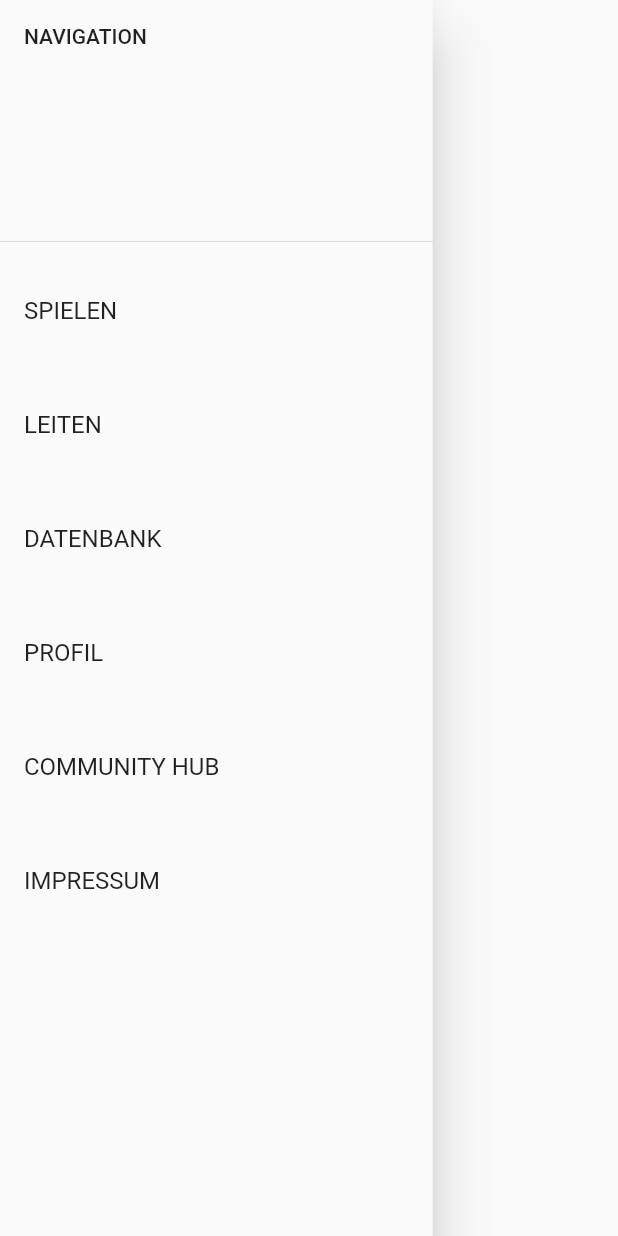
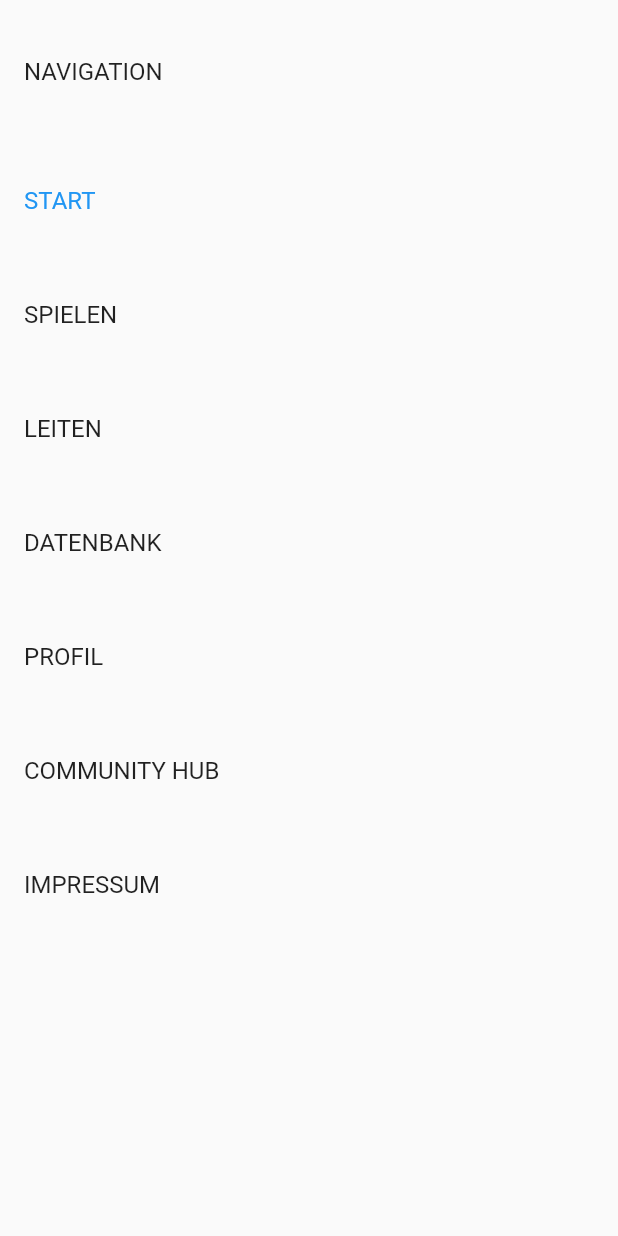
Before and after one commit to skostadinov0141/soulforger_sr6_frontend, a Flutter app: the MobileNavBarDrawer widget shown alone on an empty page, opened directly, on a phone screen of 412 x 824 dp. Run offline on Flutter 3.47's test engine with Material 2 defaults, Android fonts, the light colour scheme and no system bars; missing offline and left inert: Soulforger.net; statements that could not run were skipped.

Commit message:
finished navbar and navmenu for mobile

```diff
--- a/lib/pages/landing_page/landing_page.dart
+++ b/lib/pages/landing_page/landing_page.dart
@@ -2,7 +2,7 @@ import 'package:flutter/material.dart';
 import 'package:Soulforger.net/global_properties/colors.dart' as colors;
 import 'package:Soulforger.net/global_properties/font_styles.dart' as fonts;
 
-import '../mobile/mobile_landing_page.dart';
+import '../mobile/landing_page/mobile_landing_page.dart';
 import 'widgets/nav_bar.dart' as nav_bar;
 import 'widgets/hero_section.dart';
 import 'widgets/feature_tracker.dart';
@@ -22,7 +22,8 @@ class _LandingPageState extends State<LandingPage> {
         if(constraints.maxWidth > 1100){
           return Scaffold(
             backgroundColor: colors.primary[2],
-            body: SingleChildScrollView(
+            body: SelectionArea(
+              child: SingleChildScrollView(
                 child: Stack(
                   clipBehavior: Clip.none,
                   children: [
@@ -66,6 +67,7 @@ class _LandingPageState extends State<LandingPage> {
                   ],
                 ),
               ),
+            ),
           );
         }else{
           return MobileLandingPage();
--- /dev/null
+++ b/lib/pages/mobile/landing_page/widgets/mobile_nav_bar.dart
@@ -0,0 +1,179 @@
+import 'dart:ui';
+
+import 'package:flutter/material.dart';
+import 'package:Soulforger.net/global_properties/colors.dart' as colors;
+import 'package:Soulforger.net/global_properties/font_styles.dart' as fonts;
+
+class MobileNavBar extends StatefulWidget {
+
+  Widget child;
+
+  MobileNavBar({
+    Key? key,
+    required this.child,
+  }) : super(key: key);
+
+  @override
+  State<MobileNavBar> createState() => _MobileNavBarState();
+}
+
+class _MobileNavBarState extends State<MobileNavBar> {
+  @override
+  Widget build(BuildContext context) {
+    return Column(
+      crossAxisAlignment: CrossAxisAlignment.stretch,
+      mainAxisAlignment: MainAxisAlignment.center,
+      children: [
+        Padding(
+          padding: const EdgeInsets.symmetric(horizontal: 30,vertical: 20),
+          child: IntrinsicHeight(
+            child: Row(
+              crossAxisAlignment: CrossAxisAlignment.stretch,
+              children: [
+                Builder(
+                  builder: (context) {
+                    return AspectRatio(
+                      aspectRatio: 1/1,
+                      child: ElevatedButton(
+                        style: ButtonStyle(
+                          shape: MaterialStateProperty.all(
+                            RoundedRectangleBorder(
+                              borderRadius: BorderRadius.circular(5000)
+                            )
+                          ),
+                          alignment: Alignment.center,
+                          foregroundColor: MaterialStateProperty.all(colors.secondary[2]),
+                          backgroundColor: MaterialStateProperty.all(Colors.transparent),
+                          elevation: MaterialStateProperty.all(0),
+                          padding: MaterialStateProperty.all(EdgeInsets.zero)
+                        ),
+                        child: Icon(
+                          Icons.menu_rounded,
+                          size: MediaQuery.of(context).size.height * 0.07,
+                        ),
+                        onPressed: () {
+                          Scaffold.of(context).openDrawer();
+                        },
+                      ),
+                    );
+                  }
+                ),
+                Expanded(
+                  child: Container()
+                ),
+                Image.asset(
+                  'assets/images/soulforger_logo_100p.png',
+                  width: 70,
+                  height: 70,
+                )
+              ],
+            ),
+          ),
+        ),
+        widget.child
+      ],
+    );
+  }
+}
+
+
+
+class MobileNavBarDrawer extends StatefulWidget {
+  const MobileNavBarDrawer({
+    Key? key,
+  }) : super(key: key);
+
+  @override
+  State<MobileNavBarDrawer> createState() => _MobileNavBarDrawerState();
+}
+
+class _MobileNavBarDrawerState extends State<MobileNavBarDrawer> {
+  @override
+  Widget build(BuildContext context) {
+    return BackdropFilter(
+      filter: ImageFilter.blur(sigmaX: 10, sigmaY: 10),
+      child: ListView(
+        children: [
+          ListTile(
+            contentPadding: const EdgeInsets.symmetric(horizontal: 16,vertical: 20),
+            title: Text(
+              "NAVIGATION",
+              style: fonts.h2(color:colors.secondary[0]),
+            ),
+          ),
+          ListTile(
+            selected: true,
+            contentPadding: const EdgeInsets.symmetric(horizontal: 16,vertical: 10),
+            title: Text(
+              "START",
+              style: fonts.h3(color:colors.secondary[4]),
+            ),
+            onTap: () {
+              Navigator.pop(context);
+            },
+          ),
+          ListTile(
+            contentPadding: const EdgeInsets.symmetric(horizontal: 16,vertical: 10),
+            title: Text(
+              "SPIELEN",
+              style: fonts.h3(color:colors.secondary[4]),
+            ),
+            onTap: () {
+              Navigator.pop(context);
+            },
+          ),
+          ListTile(
+            contentPadding: const EdgeInsets.symmetric(horizontal: 16,vertical: 10),
+            title: Text(
+              "LEITEN",
+              style: fonts.h3(color:colors.secondary[4]),
+            ),
+            onTap: () {
+              Navigator.pop(context);
+            },
+          ),
+          ListTile(
+            contentPadding: const EdgeInsets.symmetric(horizontal: 16,vertical: 10),
+            title: Text(
+              "DATENBANK",
+              style: fonts.h3(color:colors.secondary[4]),
+            ),
+            onTap: () {
+              Navigator.pop(context);
+            },
+          ),
+          ListTile(
+            contentPadding: const EdgeInsets.symmetric(horizontal: 16,vertical: 10),
+            title: Text(
+              "PROFIL",
+              style: fonts.h3(color:colors.secondary[4]),
+            ),
+            onTap: () {
+              Navigator.pop(context);
+            },
+          ),
+          ListTile(
+            contentPadding: const EdgeInsets.symmetric(horizontal: 16,vertical: 10),
+            title: Text(
+              "COMMUNITY HUB",
+              style: fonts.h3(color:colors.secondary[4]),
+            ),
+            onTap: () {
+              Navigator.pop(context);
+            },
+          ),
+          ListTile(
+            contentPadding: const EdgeInsets.symmetric(horizontal: 16,vertical: 10),
+            title: Text(
+              "IMPRESSUM",
+              style: fonts.h3(color:colors.secondary[4]),
+            ),
+            onTap: () {
+              Navigator.pop(context);
+            },
+          ),
+        ],
+      ),
+    );
+  }
+}
--- a/lib/pages/mobile/mobile_nav_bar.dart
+++ /dev/null
@@ -1,147 +0,0 @@
-import 'package:flutter/material.dart';
-import 'package:Soulforger.net/global_properties/colors.dart' as colors;
-import 'package:Soulforger.net/global_properties/font_styles.dart' as fonts;
-
-class MobileNavBar extends StatefulWidget {
-  const MobileNavBar({
-    Key? key,
-  }) : super(key: key);
-
-  @override
-  State<MobileNavBar> createState() => _MobileNavBarState();
-}
-
-class _MobileNavBarState extends State<MobileNavBar> {
-  @override
-  Widget build(BuildContext context) {
-    return Column(
-      crossAxisAlignment: CrossAxisAlignment.stretch,
-      mainAxisAlignment: MainAxisAlignment.center,
-      children: [
-        Padding(
-          padding: const EdgeInsets.symmetric(horizontal: 30,vertical: 20),
-          child: Row(
-            children: [
-              Builder(
-                builder: (context) {
-                  return ElevatedButton(
-                    style: ButtonStyle(
-                      alignment: Alignment.center,
-                      foregroundColor: MaterialStateProperty.all(colors.secondary[2]),
-                      backgroundColor: MaterialStateProperty.all(Colors.transparent),
-                      shadowColor: MaterialStateProperty.all(Colors.transparent),
-                      padding: MaterialStateProperty.all(EdgeInsets.zero)
-                    ),
-                    child: Icon(
-                      Icons.menu_rounded,
-                      size: MediaQuery.of(context).size.height * 0.04,
-                    ),
-                    onPressed: () {
-                      Scaffold.of(context).openDrawer();
-                    },
-                  );
-                }
-              ),
-              Expanded(
-                child: Container()
-              ),
-              Image.asset(
-                'assets/images/soulforger_logo_100p.png',
-                width: 70,
-                height: 70,
-              )
-            ],
-          ),
-        )
-      ],
-    );
-  }
-}
-
-
-
-class MobileNavBarDrawer extends StatefulWidget {
-  const MobileNavBarDrawer({
-    Key? key,
-  }) : super(key: key);
-
-  @override
-  State<MobileNavBarDrawer> createState() => _MobileNavBarDrawerState();
-}
-
-class _MobileNavBarDrawerState extends State<MobileNavBarDrawer> {
-  @override
-  Widget build(BuildContext context) {
-    return Drawer(
-      backgroundColor: colors.primary[1],
-      width: MediaQuery.of(context).size.width * 0.70,
-      child: ListView(
-        children: [
-          DrawerHeader(
-            decoration: BoxDecoration(
-              color: colors.primary[2]
-            ),
-            child: Text(
-              'NAVIGATION',
-              style: fonts.h2(),
-            ),
-          ),
-          ListTile(
-            contentPadding: const EdgeInsets.symmetric(horizontal: 16,vertical: 10),
-            textColor: colors.secondary[2],
-            title: Text(
-              "SPIELEN",
-              style: fonts.h3(),
-            ),
-            onTap: () {},
-          ),
-          ListTile(
-            contentPadding: const EdgeInsets.symmetric(horizontal: 16,vertical: 10),
-            textColor: colors.secondary[2],
-            title: Text(
-              "LEITEN",
-              style: fonts.h3(),
-            ),
-            onTap: () {},
-          ),
-          ListTile(
-            contentPadding: const EdgeInsets.symmetric(horizontal: 16,vertical: 10),
-            textColor: colors.secondary[2],
-            title: Text(
-              "DATENBANK",
-              style: fonts.h3(),
-            ),
-            onTap: () {},
-          ),
-          ListTile(
-            contentPadding: const EdgeInsets.symmetric(horizontal: 16,vertical: 10),
-            textColor: colors.secondary[2],
-            title: Text(
-              "PROFIL",
-              style: fonts.h3(),
-            ),
-            onTap: () {},
-          ),
-          ListTile(
-            contentPadding: const EdgeInsets.symmetric(horizontal: 16,vertical: 10),
-            textColor: colors.secondary[2],
-            title: Text(
-              "COMMUNITY HUB",
-              style: fonts.h3(),
-            ),
-            onTap: () {},
-          ),
-          ListTile(
-            contentPadding: const EdgeInsets.symmetric(horizontal: 16,vertical: 10),
-            textColor: colors.secondary[2],
-            title: Text(
-              "IMPRESSUM",
-              style: fonts.h3(),
-            ),
-            onTap: () {},
-          ),
-        ],
-      ),
-    );
-  }
-}
```
Also changed, not shown: lib/pages/mobile/landing_page/mobile_landing_page.dart (renamed from lib/pages/mobile/mobile_landing_page.dart, +21 -2 lines), lib/pages/mobile/landing_page/widgets/mobile_hero_section.dart (added, +22 -0 lines). Lines whose indentation alone changed are shown as unchanged.
